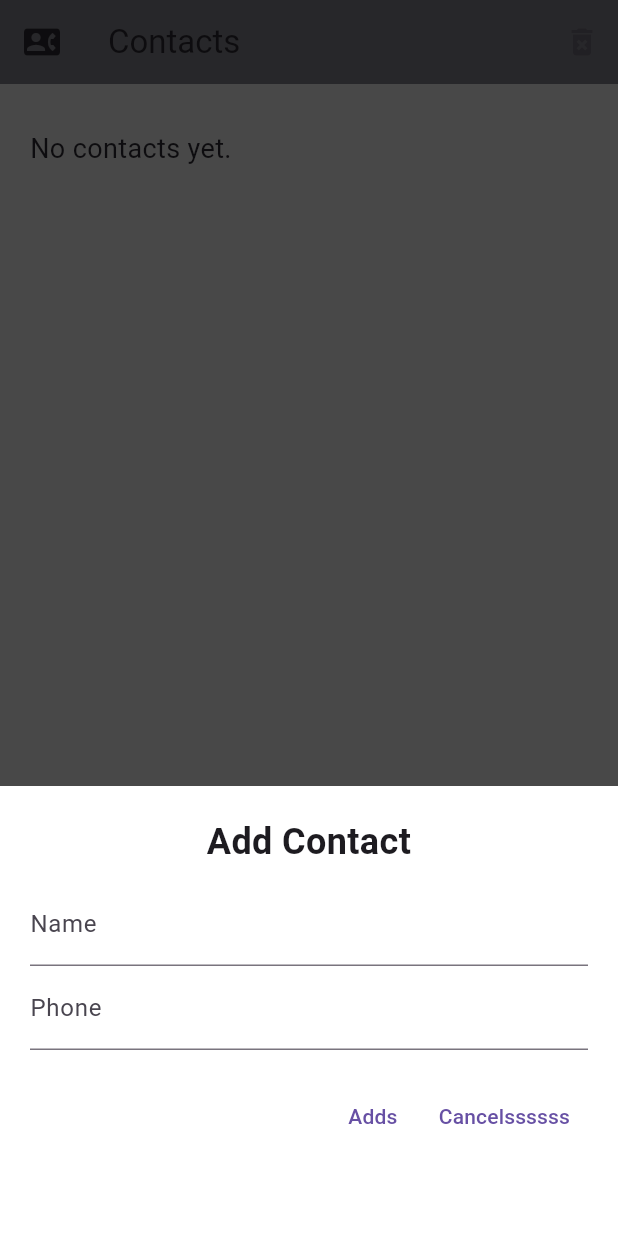
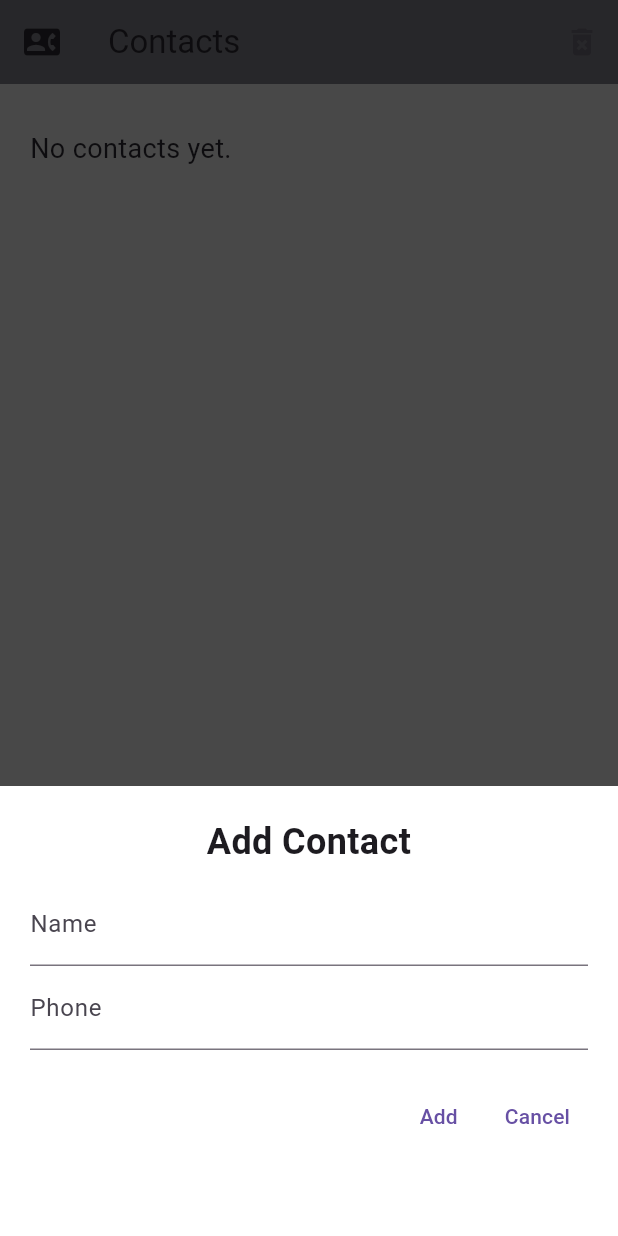
Before and after one commit to OmarSafwan/Contacts-App, a Flutter app: the screen it shows after launch, after a tap on the "add" icon, on a phone screen of 412 x 824 dp. Run offline on Flutter 3.47's test engine with Material 3 defaults, Android fonts, the phone set to English and light mode, and no system bars.

Commit message:
fixed ss's
test2

```diff
--- a/lib/main.dart
+++ b/lib/main.dart
@@ -72,11 +72,11 @@ class _MyAppState extends State<MyApp> {
                         Navigator.pop(context);
                       }
                     },
-                    child: const Text("Adds"),
+                    child: const Text("Add"),
                   ),
                   TextButton(
                     onPressed: () => Navigator.pop(context),
-                    child: const Text("Cancelssssss"),
+                    child: const Text("Cancel"),
                   ),
                 ],
               ),
```
